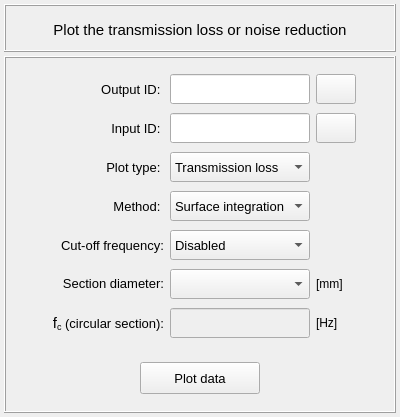
First picture: the form in vibra/interface/data/ui_files/plots/acoustic/transmission_loss_inputs.ui, repository MOPT-UFSC/VIBRA, before the edit.
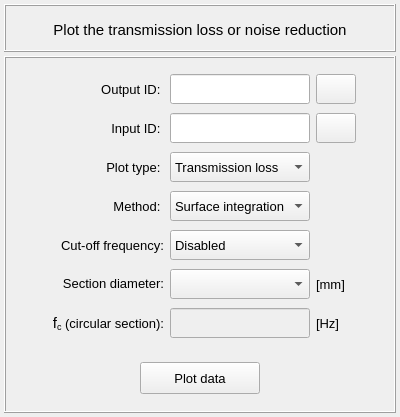
Second picture: the form after the edit. Icons and pictures are not drawn.

```diff
--- a/vibra/interface/data/ui_files/plots/acoustic/transmission_loss_inputs.ui
+++ b/vibra/interface/data/ui_files/plots/acoustic/transmission_loss_inputs.ui
@@ -321,6 +321,11 @@
              <height>30</height>
             </size>
            </property>
+           <property name="font">
+            <font>
+             <pointsize>10</pointsize>
+            </font>
+           </property>
            <property name="text">
             <string>[Hz]</string>
            </property>
@@ -825,6 +830,11 @@
              <height>30</height>
             </size>
            </property>
+           <property name="font">
+            <font>
+             <pointsize>10</pointsize>
+            </font>
+           </property>
            <property name="text">
             <string>[mm]</string>
            </property>
```
